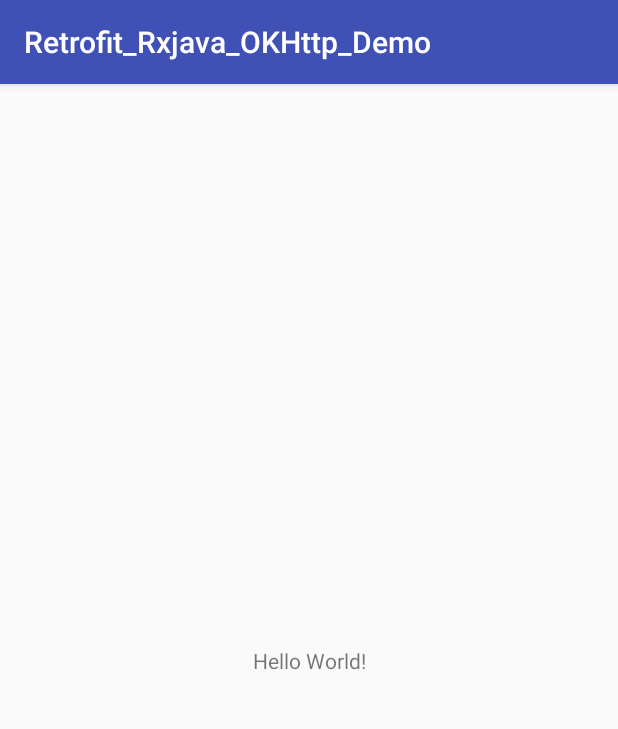
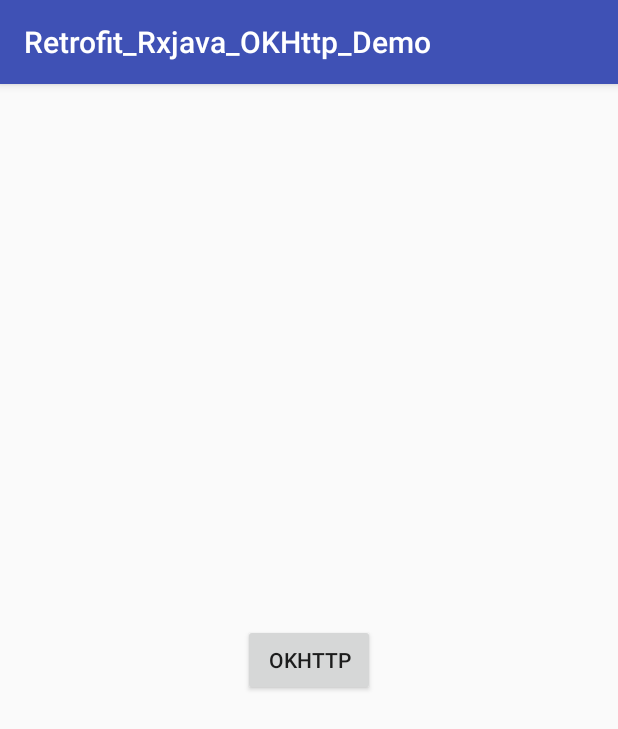
Before and after one commit to jara0705/Retrofit_Rxjava_OKHttp_Demo, an Android app: the screen it shows after launch (MainActivity), on a phone screen of 412 x 824 dp. Shown: the top 729 px of the screen. Run offline under Robolectric (Android 15) with nearby library versions, the phone set to English and light mode, and no system bars.

Commit message:
使用封装的OkHttp类下载图片

```diff
--- a/app/src/main/AndroidManifest.xml
+++ b/app/src/main/AndroidManifest.xml
@@ -18,6 +18,10 @@
                 <category android:name="android.intent.category.LAUNCHER"/>
             </intent-filter>
         </activity>
+
+        <activity android:name=".OkHttpActivity">
+
+        </activity>
     </application>
 
 </manifest>
--- a/app/src/main/java/com/jara/retrofit_rxjava_okhttp_demo/MainActivity.java
+++ b/app/src/main/java/com/jara/retrofit_rxjava_okhttp_demo/MainActivity.java
@@ -1,13 +1,45 @@
 package com.jara.retrofit_rxjava_okhttp_demo;
 
+import android.content.Intent;
+import android.graphics.Bitmap;
+import android.graphics.BitmapFactory;
 import android.support.v7.app.AppCompatActivity;
 import android.os.Bundle;
+import android.util.Log;
+import android.view.View;
+import android.widget.Button;
+import android.widget.ImageView;
+
+import com.jara.retrofit_rxjava_okhttp_demo.okhttp.ICallBack;
+import com.jara.retrofit_rxjava_okhttp_demo.okhttp.OkHttpDemoUtil;
+
+import java.io.InputStream;
+
+import okhttp3.Request;
+import okhttp3.Response;
 
 public class MainActivity extends AppCompatActivity {
 
+    private ImageView imageView;
+    private Button button;
+
+    private static final String IMAGE_URL =
+            "https://timgsa.baidu.com/timg?image&quality=80&size=b9999_10000&sec=1493702692204&di=369d437aa1f4cf303ccc7c9c6a25ef03&imgtype=0&src=http%3A%2F%2Fimg4.duitang.com%2Fuploads%2Fitem%2F201602%2F10%2F20160210215552_eUz32.thumb.700_0.jpeg";
     @Override
     protected void onCreate(Bundle savedInstanceState) {
         super.onCreate(savedInstanceState);
         setContentView(R.layout.activity_main);
+        imageView = (ImageView) findViewById(R.id.image_get);
+        button = (Button) findViewById(R.id.button);
+
+        button.setOnClickListener(new View.OnClickListener() {
+            @Override
+            public void onClick(View v) {
+                Intent intent = new Intent();
+                intent.setClass(MainActivity.this, OkHttpActivity.class);
+                startActivity(intent);
+            }
+        });
+
     }
 }
--- a/app/src/main/java/com/jara/retrofit_rxjava_okhttp_demo/okhttp/OkHttpDemoUtil.java
+++ b/app/src/main/java/com/jara/retrofit_rxjava_okhttp_demo/okhttp/OkHttpDemoUtil.java
@@ -18,6 +18,7 @@ import okhttp3.Request;
 import okhttp3.Response;
 
 /**
+ *
  * Created by jara on 2017-4-26.
  */
 
@@ -44,6 +45,7 @@ public class OkHttpDemoUtil {
     }
 
     private OkHttpDemoUtil() {
+        mHandler = new Handler();
         okBuild = new OkHttpClient.Builder();
         okBuild.connectTimeout(60, TimeUnit.SECONDS);
         okBuild.readTimeout(60, TimeUnit.SECONDS);
@@ -78,6 +80,7 @@ public class OkHttpDemoUtil {
         call.enqueue(new Callback() {
             @Override
             public void onFailure(final Call call, final IOException e) {
+                Log.i("OkHttpDemoUtil","okhttp连接失败");
                 mHandler.post(new Runnable() {
                     @Override
                     public void run() {
@@ -90,6 +93,7 @@ public class OkHttpDemoUtil {
 
             @Override
             public void onResponse(Call call, final Response response) throws IOException {
+                Log.i("OkHttpDemoUtil","okhttp连接成功");
                 mHandler.post(new Runnable() {
                     @Override
                     public void run() {
--- a/app/src/main/res/layout/activity_main.xml
+++ b/app/src/main/res/layout/activity_main.xml
@@ -1,19 +1,32 @@
 <?xml version="1.0" encoding="utf-8"?>
-<android.support.constraint.ConstraintLayout
+<LinearLayout
         xmlns:android="http://schemas.android.com/apk/res/android"
         xmlns:tools="http://schemas.android.com/tools"
-        xmlns:app="http://schemas.android.com/apk/res-auto"
         android:layout_width="match_parent"
         android:layout_height="match_parent"
+        android:orientation="vertical"
+        android:gravity="center"
         tools:context="com.jara.retrofit_rxjava_okhttp_demo.MainActivity">
 
-    <TextView
+    <Button
+            android:id="@+id/button"
             android:layout_width="wrap_content"
             android:layout_height="wrap_content"
-            android:text="Hello World!"
-            app:layout_constraintBottom_toBottomOf="parent"
-            app:layout_constraintLeft_toLeftOf="parent"
-            app:layout_constraintRight_toRightOf="parent"
-            app:layout_constraintTop_toTopOf="parent"/>
+            android:text="OkHttp"/>
+    <!--<Button-->
+            <!--android:id="@+id/button1"-->
+            <!--android:layout_width="wrap_content"-->
+            <!--android:layout_height="wrap_content"-->
+            <!--android:text="获取图片"/>-->
+    <!--<Button-->
+            <!--android:id="@+id/button2"-->
+            <!--android:layout_width="wrap_content"-->
+            <!--android:layout_height="wrap_content"-->
+            <!--android:text="获取图片"/>-->
+    <!--<Button-->
+            <!--android:id="@+id/button3"-->
+            <!--android:layout_width="wrap_content"-->
+            <!--android:layout_height="wrap_content"-->
+            <!--android:text="获取图片"/>-->
 
-</android.support.constraint.ConstraintLayout>
+</LinearLayout>
```
Also changed, not shown: app/src/main/java/com/jara/retrofit_rxjava_okhttp_demo/OkHttpActivity.java (added, +68 -0 lines), app/src/main/res/layout/activity_okhttp.xml (added, +16 -0 lines).
